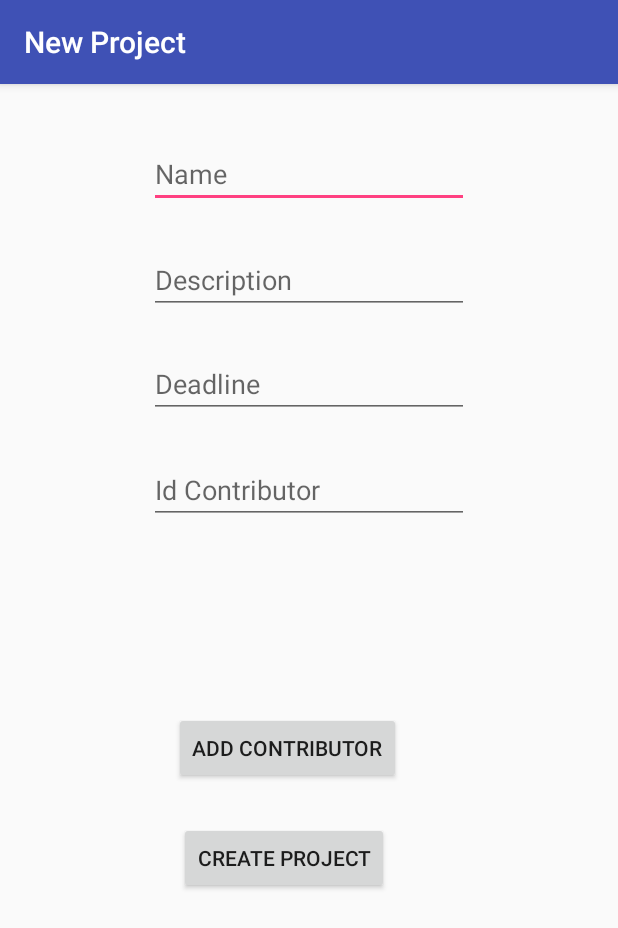
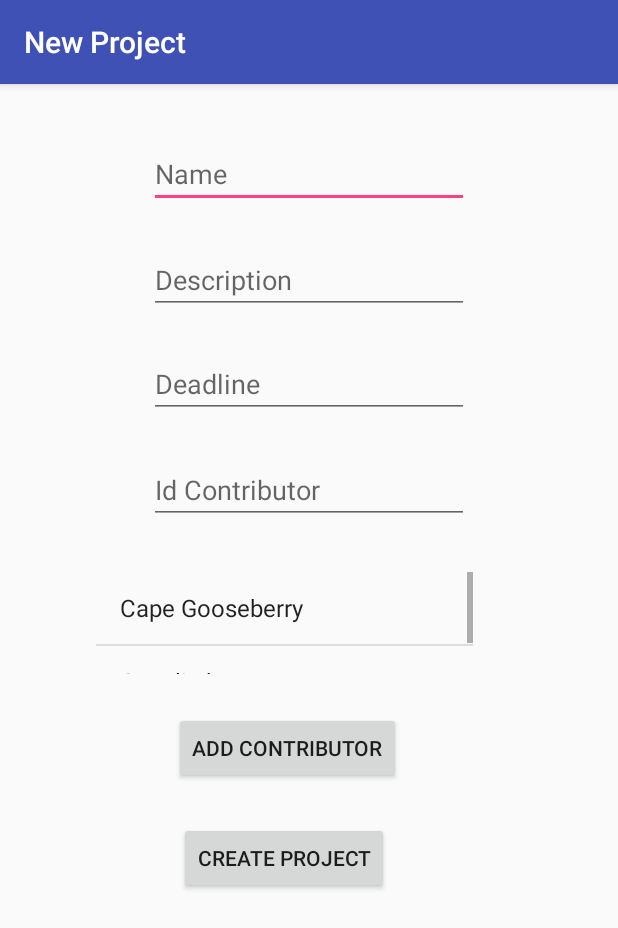
Before and after one commit to Pakistanp/ProjectManager, an Android app: the NewProjectActivity screen opened directly, with no data from a screen before it, on a phone screen of 412 x 824 dp. Shown: the top 928 px of the screen. Run offline under Robolectric (Android 15) with nearby library versions, the phone set to English and light mode, and no system bars.

```diff
--- a/app/src/main/java/com/example/piotr/projectmanager/NewProjectActivity.java
+++ b/app/src/main/java/com/example/piotr/projectmanager/NewProjectActivity.java
@@ -5,7 +5,27 @@ import android.support.design.widget.FloatingActionButton;
 import android.support.design.widget.Snackbar;
 import android.support.v7.app.AppCompatActivity;
 import android.support.v7.widget.Toolbar;
+import android.util.Log;
 import android.view.View;
+import android.widget.ArrayAdapter;
+import android.widget.Button;
+import android.widget.EditText;
+import android.widget.ListView;
+import android.widget.TextView;
+
+import java.util.ArrayList;
+import java.util.Arrays;
+
+import android.os.Bundle;
+import android.app.Activity;
+import android.view.View;
+import android.widget.ArrayAdapter;
+import android.widget.Button;
+import android.widget.ListView;
+
+import java.util.ArrayList;
+import java.util.Arrays;
+import java.util.List;
 
 public class NewProjectActivity extends AppCompatActivity {
 
@@ -15,6 +35,39 @@ public class NewProjectActivity extends AppCompatActivity {
         setContentView(R.layout.activity_new_project);
         Toolbar toolbar = (Toolbar) findViewById(R.id.toolbar);
         setSupportActionBar(toolbar);
+        final ListView lv = (ListView) findViewById(R.id.listViewContributors);
+        final Button btn = (Button) findViewById(R.id.buttonAddContributor);
+
+        // Initializing a new String Array
+        String[] fruits = new String[] {
+                "Cape Gooseberry",
+                "Capuli cherry"
+        };
+
+        // Create a List from String Array elements
+        final List<String> fruits_list = new ArrayList<String>(Arrays.asList(fruits));
+
+        // Create an ArrayAdapter from List
+        final ArrayAdapter<String> arrayAdapter = new ArrayAdapter<String>
+                (this, android.R.layout.simple_list_item_1, fruits_list);
+
+        // DataBind ListView with items from ArrayAdapter
+        lv.setAdapter(arrayAdapter);
+
+        btn.setOnClickListener(new View.OnClickListener() {
+            @Override
+            public void onClick(View v) {
+                // Add new Items to List
+                fruits_list.add("Loquat");
+                fruits_list.add("Pear");
+                /*
+                    notifyDataSetChanged ()
+                        Notifies the attached observers that the underlying
+                        data has been changed and any View reflecting the
+                        data set should refresh itself.
+                 */
+                arrayAdapter.notifyDataSetChanged();
+            }
+        });
     }
-
 }
--- a/app/src/main/res/layout/content_new_project.xml
+++ b/app/src/main/res/layout/content_new_project.xml
@@ -64,6 +64,16 @@
         app:layout_constraintTop_toBottomOf="@+id/editTextIdContributor" />
 
     <Button
+        android:id="@+id/buttonAddContributor"
+        android:layout_width="wrap_content"
+        android:layout_height="wrap_content"
+        android:layout_marginStart="116dp"
+        android:layout_marginTop="25dp"
+        android:text="@string/action_add_contributor"
+        app:layout_constraintStart_toStartOf="parent"
+        app:layout_constraintTop_toBottomOf="@+id/listViewContributors" />
+
+    <Button
         android:id="@+id/buttonCreateProject"
         android:layout_width="wrap_content"
         android:layout_height="wrap_content"
@@ -73,14 +83,4 @@
         app:layout_constraintEnd_toEndOf="@+id/buttonAddContributor"
         app:layout_constraintTop_toBottomOf="@+id/buttonAddContributor" />
 
-    <Button
-        android:id="@+id/buttonAddContributor"
-        android:layout_width="wrap_content"
-        android:layout_height="wrap_content"
-        android:layout_marginStart="116dp"
-        android:layout_marginTop="25dp"
-        android:text="@string/action_add_contributor"
-        app:layout_constraintStart_toStartOf="parent"
-        app:layout_constraintTop_toBottomOf="@+id/listViewContributors" />
-
 </android.support.constraint.ConstraintLayout>
```
